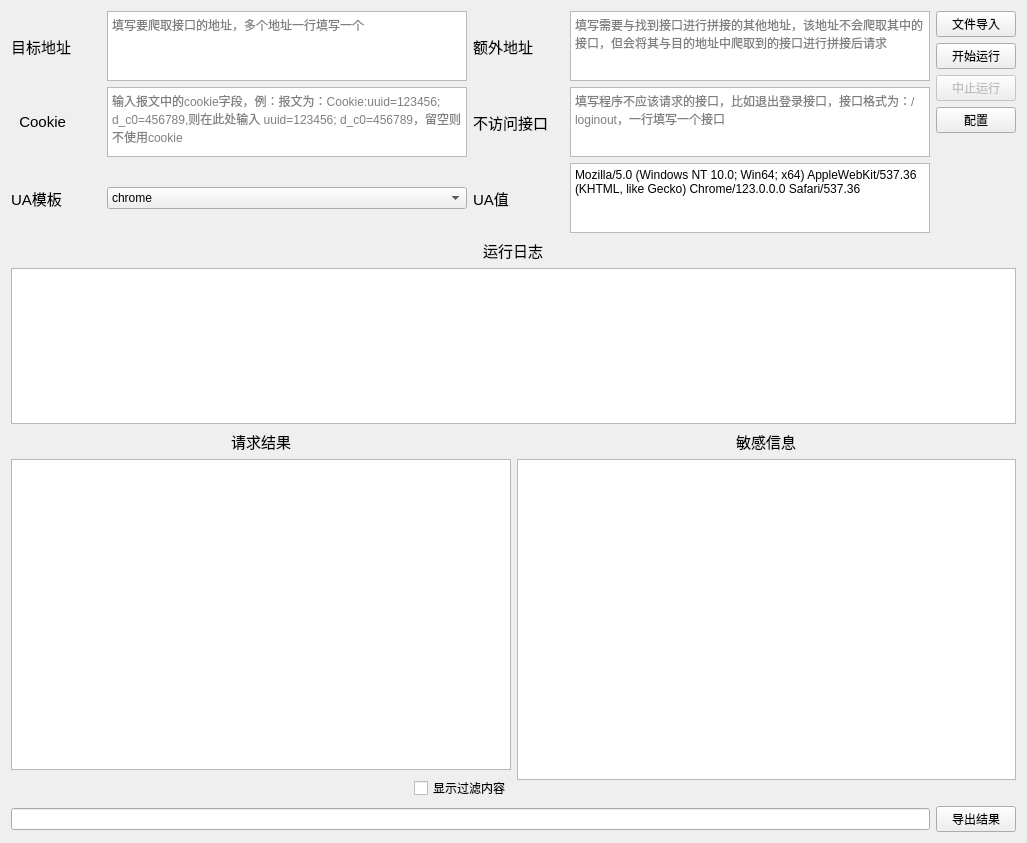
The window that ui/ui_main.ui (abcd1234564499sc/scanJSUrlThreading) describes before a commit, drawn with Qt 5.
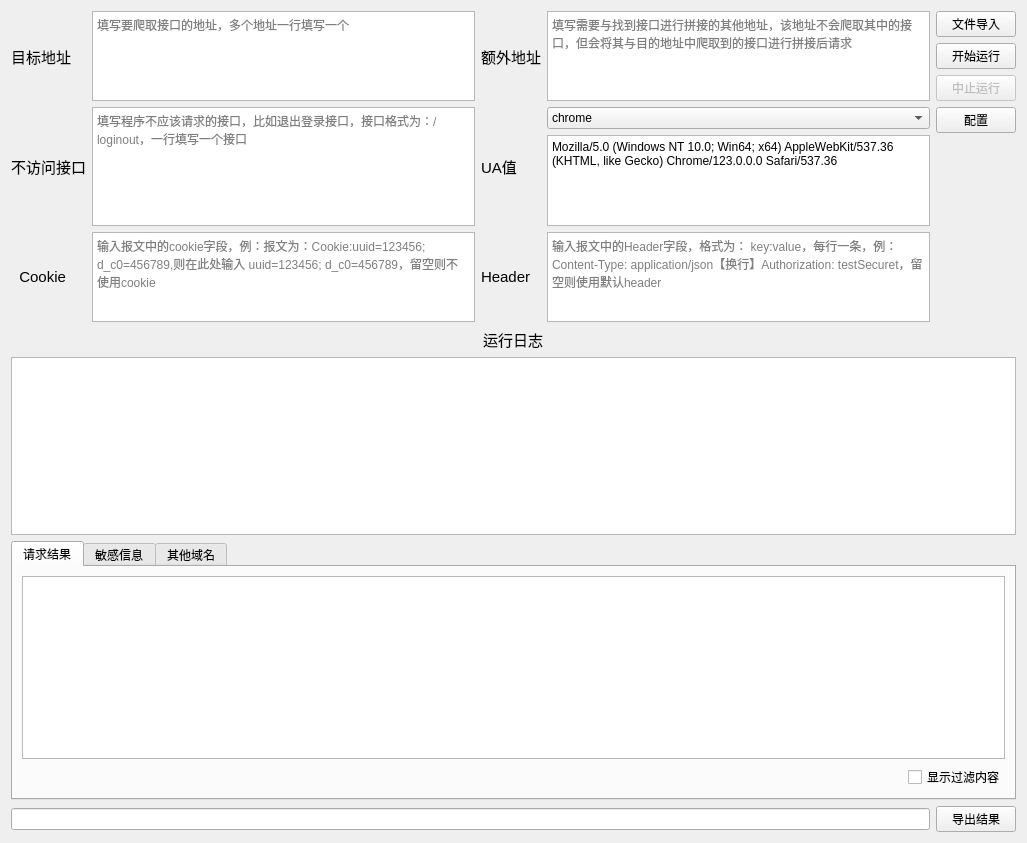
The same window after the commit. Icons and pictures are not drawn.

The edit to the form file:
```diff
--- a/ui/ui_main.ui
+++ b/ui/ui_main.ui
@@ -17,11 +17,11 @@
    <iconset resource="../resource/source.qrc">
     <normaloff>:/图片/icon.png</normaloff>:/图片/icon.png</iconset>
   </property>
-  <layout class="QVBoxLayout" name="verticalLayout_5" stretch="2,2,4,0">
+  <layout class="QVBoxLayout" name="verticalLayout_6" stretch="6,4,5,0">
    <item>
     <layout class="QHBoxLayout" name="horizontalLayout_2">
      <item>
-      <layout class="QGridLayout" name="gridLayout" columnstretch="1,4,0,1,4">
+      <layout class="QGridLayout" name="gridLayout">
        <item row="0" column="0">
         <widget class="QLabel" name="label">
          <property name="font">
@@ -35,55 +35,15 @@
          </property>
         </widget>
        </item>
-       <item row="1" column="0">
-        <widget class="QLabel" name="label_7">
-         <property name="font">
-          <font>
-           <family>Arial</family>
-           <pointsize>11</pointsize>
-          </font>
-         </property>
-         <property name="text">
-          <string>  Cookie  </string>
-         </property>
-        </widget>
-       </item>
-       <item row="1" column="4">
-        <widget class="QPlainTextEdit" name="unvisitInterfaceUriTextEdit">
-         <property name="placeholderText">
-          <string>填写程序不应该请求的接口，比如退出登录接口，接口格式为：/loginout，一行填写一个接口</string>
-         </property>
-        </widget>
-       </item>
-       <item row="1" column="1" colspan="2">
-        <widget class="QTextEdit" name="cookiesTextEdit">
-         <property name="placeholderText">
-          <string>输入报文中的cookie字段，例：报文为：Cookie:uuid=123456; d_c0=456789,则在此处输入 uuid=123456; d_c0=456789，留空则不使用cookie</string>
-         </property>
-        </widget>
-       </item>
-       <item row="0" column="3">
-        <widget class="QLabel" name="label_6">
-         <property name="font">
-          <font>
-           <family>Arial</family>
-           <pointsize>11</pointsize>
-          </font>
-         </property>
-         <property name="text">
-          <string>额外地址</string>
-         </property>
-        </widget>
-       </item>
-       <item row="0" column="1" colspan="2">
+       <item row="0" column="1">
         <widget class="QPlainTextEdit" name="plainTextEdit">
          <property name="placeholderText">
           <string>填写要爬取接口的地址，多个地址一行填写一个</string>
          </property>
         </widget>
        </item>
-       <item row="2" column="3">
-        <widget class="QLabel" name="label_10">
+       <item row="0" column="2">
+        <widget class="QLabel" name="label_6">
          <property name="font">
           <font>
            <family>Arial</family>
@@ -91,28 +51,18 @@
           </font>
          </property>
          <property name="text">
-          <string>UA值</string>
+          <string>额外地址</string>
          </property>
         </widget>
        </item>
-       <item row="0" column="4">
+       <item row="0" column="3">
         <widget class="QPlainTextEdit" name="extraUrlTextEdit">
          <property name="placeholderText">
           <string>填写需要与找到接口进行拼接的其他地址，该地址不会爬取其中的接口，但会将其与目的地址中爬取到的接口进行拼接后请求</string>
          </property>
         </widget>
        </item>
-       <item row="2" column="4">
-        <widget class="QPlainTextEdit" name="userAgentValTextEdit">
-         <property name="plainText">
-          <string>Mozilla/5.0 (Windows NT 10.0; Win64; x64) AppleWebKit/537.36 (KHTML, like Gecko) Chrome/123.0.0.0 Safari/537.36</string>
-         </property>
-         <property name="placeholderText">
-          <string>填写请求使用的User-Agent，可通过UA模板下拉框使用内置模板</string>
-         </property>
-        </widget>
-       </item>
-       <item row="1" column="3">
+       <item row="1" column="0">
         <widget class="QLabel" name="label_8">
          <property name="font">
           <font>
@@ -125,7 +75,14 @@
          </property>
         </widget>
        </item>
-       <item row="2" column="0">
+       <item row="1" column="1">
+        <widget class="QPlainTextEdit" name="unvisitInterfaceUriTextEdit">
+         <property name="placeholderText">
+          <string>填写程序不应该请求的接口，比如退出登录接口，接口格式为：/loginout，一行填写一个接口</string>
+         </property>
+        </widget>
+       </item>
+       <item row="1" column="2">
         <widget class="QLabel" name="label_9">
          <property name="font">
           <font>
@@ -134,27 +91,81 @@
           </font>
          </property>
          <property name="text">
-          <string>UA模板</string>
+          <string>UA值</string>
          </property>
         </widget>
        </item>
-       <item row="2" column="1" colspan="2">
-        <widget class="QComboBox" name="userAgentModelComboBox">
+       <item row="1" column="3">
+        <layout class="QVBoxLayout" name="verticalLayout_5">
          <item>
-          <property name="text">
-           <string>chrome</string>
-          </property>
+          <widget class="QComboBox" name="userAgentModelComboBox">
+           <item>
+            <property name="text">
+             <string>chrome</string>
+            </property>
+           </item>
+           <item>
+            <property name="text">
+             <string>firefox</string>
+            </property>
+           </item>
+           <item>
+            <property name="text">
+             <string>ie</string>
+            </property>
+           </item>
+          </widget>
          </item>
          <item>
-          <property name="text">
-           <string>firefox</string>
-          </property>
+          <widget class="QPlainTextEdit" name="userAgentValTextEdit">
+           <property name="plainText">
+            <string>Mozilla/5.0 (Windows NT 10.0; Win64; x64) AppleWebKit/537.36 (KHTML, like Gecko) Chrome/123.0.0.0 Safari/537.36</string>
+           </property>
+           <property name="placeholderText">
+            <string>填写请求使用的User-Agent，可通过UA模板下拉框使用内置模板</string>
+           </property>
+          </widget>
          </item>
-         <item>
-          <property name="text">
-           <string>ie</string>
-          </property>
-         </item>
+        </layout>
+       </item>
+       <item row="2" column="0">
+        <widget class="QLabel" name="label_7">
+         <property name="font">
+          <font>
+           <family>Arial</family>
+           <pointsize>11</pointsize>
+          </font>
+         </property>
+         <property name="text">
+          <string>  Cookie  </string>
+         </property>
+        </widget>
+       </item>
+       <item row="2" column="1">
+        <widget class="QTextEdit" name="cookiesTextEdit">
+         <property name="placeholderText">
+          <string>输入报文中的cookie字段，例：报文为：Cookie:uuid=123456; d_c0=456789,则在此处输入 uuid=123456; d_c0=456789，留空则不使用cookie</string>
+         </property>
+        </widget>
+       </item>
+       <item row="2" column="2">
+        <widget class="QLabel" name="label_10">
+         <property name="font">
+          <font>
+           <family>Arial</family>
+           <pointsize>11</pointsize>
+          </font>
+         </property>
+         <property name="text">
+          <string>Header</string>
+         </property>
+        </widget>
+       </item>
+       <item row="2" column="3">
+        <widget class="QTextEdit" name="headersTextEdit">
+         <property name="placeholderText">
+          <string>输入报文中的Header字段，格式为： key:value，每行一条，例：Content-Type: application/json【换行】Authorization: testSecuret，留空则使用默认header</string>
+         </property>
         </widget>
        </item>
       </layout>
@@ -252,57 +263,53 @@
     </layout>
    </item>
    <item>
-    <layout class="QHBoxLayout" name="horizontalLayout_3">
-     <item>
-      <layout class="QVBoxLayout" name="verticalLayout">
-       <item alignment="Qt::AlignHCenter">
-        <widget class="QLabel" name="label_3">
-         <property name="font">
-          <font>
-           <family>Arial</family>
-           <pointsize>11</pointsize>
-           <weight>50</weight>
-           <bold>false</bold>
-          </font>
-         </property>
-         <property name="text">
-          <string>请求结果</string>
-         </property>
-        </widget>
-       </item>
-       <item>
-        <widget class="QTableWidget" name="tableWidget">
-         <property name="sortingEnabled">
-          <bool>true</bool>
-         </property>
-        </widget>
-       </item>
-       <item alignment="Qt::AlignRight">
-        <widget class="QCheckBox" name="checkBox">
-         <property name="text">
-          <string>显示过滤内容</string>
-         </property>
-        </widget>
-       </item>
-      </layout>
-     </item>
-     <item>
+    <widget class="QTabWidget" name="tabWidget">
+     <property name="currentIndex">
+      <number>0</number>
+     </property>
+     <widget class="QWidget" name="tab">
+      <attribute name="title">
+       <string>请求结果</string>
+      </attribute>
       <layout class="QVBoxLayout" name="verticalLayout_4">
-       <item alignment="Qt::AlignHCenter">
-        <widget class="QLabel" name="label_5">
-         <property name="font">
-          <font>
-           <family>Arial</family>
-           <pointsize>11</pointsize>
-           <weight>50</weight>
-           <bold>false</bold>
-          </font>
-         </property>
-         <property name="text">
-          <string>敏感信息</string>
+       <item>
+        <widget class="QTableWidget" name="tableWidget">
+         <property name="sortingEnabled">
+          <bool>true</bool>
          </property>
         </widget>
        </item>
+       <item>
+        <layout class="QHBoxLayout" name="horizontalLayout_3">
+         <item>
+          <spacer name="horizontalSpacer">
+           <property name="orientation">
+            <enum>Qt::Horizontal</enum>
+           </property>
+           <property name="sizeHint" stdset="0">
+            <size>
+             <width>40</width>
+             <height>20</height>
+            </size>
+           </property>
+          </spacer>
+         </item>
+         <item>
+          <widget class="QCheckBox" name="checkBox">
+           <property name="text">
+            <string>显示过滤内容</string>
+           </property>
+          </widget>
+         </item>
+        </layout>
+       </item>
+      </layout>
+     </widget>
+     <widget class="QWidget" name="tab_2">
+      <attribute name="title">
+       <string>敏感信息</string>
+      </attribute>
+      <layout class="QVBoxLayout" name="verticalLayout">
        <item>
         <widget class="QTableWidget" name="tableWidget_2">
          <property name="sortingEnabled">
@@ -310,16 +317,23 @@
          </property>
         </widget>
        </item>
+      </layout>
+     </widget>
+     <widget class="QWidget" name="tab_3">
+      <attribute name="title">
+       <string>其他域名</string>
+      </attribute>
+      <layout class="QVBoxLayout" name="verticalLayout_7">
        <item>
-        <widget class="QLabel" name="label_4">
-         <property name="text">
-          <string/>
+        <widget class="QTableWidget" name="tableWidget_3">
+         <property name="sortingEnabled">
+          <bool>true</bool>
          </property>
         </widget>
        </item>
       </layout>
-     </item>
-    </layout>
+     </widget>
+    </widget>
    </item>
    <item>
     <layout class="QHBoxLayout" name="horizontalLayout">
```
